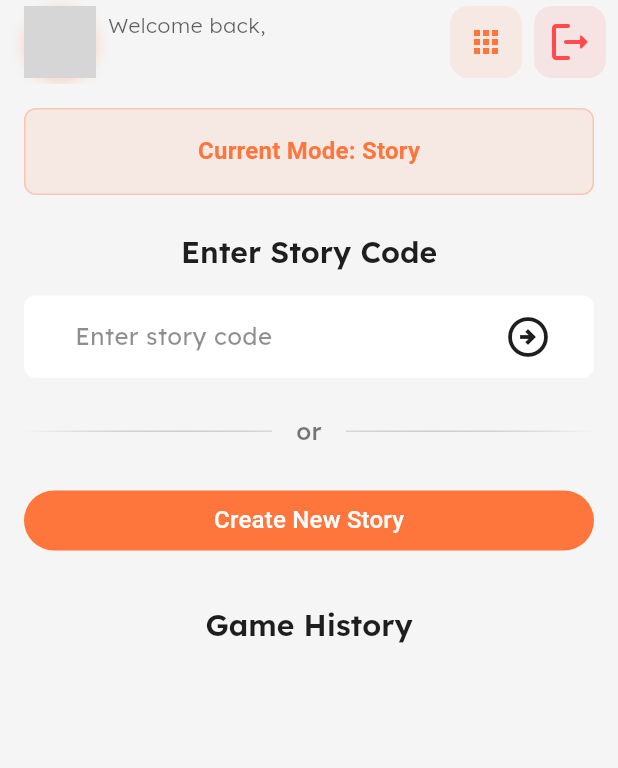
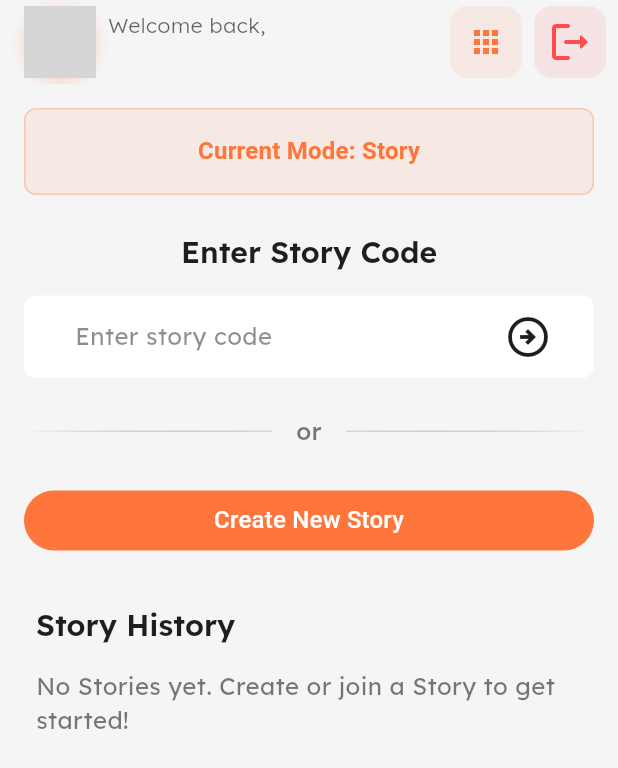
Before and after one commit to trillionclues/chronicle-client, a Flutter app: the HomePage screen opened by its route, on a phone screen of 412 x 824 dp. Shown: the top 768 px of the screen. Run offline on Flutter 3.47's test engine with Material 3 defaults, Android fonts, the phone set to English and light mode, and no system bars; our stand-ins replace dio, equatable, firebase_auth, firebase_core, flutter_bloc, flutter_dotenv and 6 more; accounts and stored records are empty; network calls fail; grey boxes are pictures that could not be loaded.

Commit message:
feat: added fetch event for active and completed games to home bloc

```diff
--- a/lib/features/create_game/presentation/page/create_game_page.dart
+++ b/lib/features/create_game/presentation/page/create_game_page.dart
@@ -28,7 +28,7 @@ class CreateGamePage extends StatefulWidget {
 class _CreateGamePageState extends State<CreateGamePage> {
   String title = "";
   int rounds = 3;
-  int roundDuration = 2;
+  int roundDuration = 3;
   int votingDuration = 2;
   int maximumParticipants = 3;
 
--- a/lib/features/game/presentation/page/game_finished_page.dart
+++ b/lib/features/game/presentation/page/game_finished_page.dart
@@ -65,7 +65,7 @@ class GameFinishedPage extends StatelessWidget {
                 ChronicleSpacing.verticalSM,
                 Center(
                   child: Text(
-                    'Created by ${participants.length} amazing storytellers',
+                    'Created by ${participants.length} amazing storyteller${participants.length > 1 ? 's' : ''}.',
                     style: Theme.of(context).textTheme.bodyMedium?.copyWith(
                           color: AppColors.textColor.withOpacity(0.6),
                         ),
--- a/lib/features/game/presentation/page/game_waiting_page.dart
+++ b/lib/features/game/presentation/page/game_waiting_page.dart
@@ -154,7 +154,7 @@ class GameWaitingPage extends StatelessWidget {
 
         if (!isCreator) return const SizedBox.shrink();
 
-        final canStartGame = gameState.participants.length >= 2;
+        final canStartGame = gameState.participants.length >= 1;
 
         return SizedBox(
           width: double.infinity,
--- a/lib/features/home/domain/repository/home_repository.dart
+++ b/lib/features/home/domain/repository/home_repository.dart
@@ -4,4 +4,7 @@ import 'package:chronicle/features/game/domain/model/game_model.dart';
 
 abstract class HomeRepository {
   Future<Either<Failure, GameModel>> checkGameByCode(String gameCode);
+
+  Future<Either<Failure, List<GameModel>>> getActiveGames();
+  Future<Either<Failure, List<GameModel>>> getCompletedGames();
 }
--- a/lib/features/home/presentation/bloc/game_state.dart
+++ b/lib/features/home/presentation/bloc/game_state.dart
@@ -3,7 +3,9 @@ import 'package:equatable/equatable.dart';
 
 enum HomeStatus {
   initial,
-  loading,
+  loadingJoinGame,
+  loadingActiveGames,
+  loadingCompletedGames,
   success,
   successfullyCheckedGame,
   error,
@@ -13,12 +15,15 @@ class HomeState extends Equatable {
   final HomeStatus status;
   final String? errorMessage;
   final GameModel? gameModel;
+  final List<GameModel> activeGames;
+  final List<GameModel> completedGames;
 
-  const HomeState._({
-    required this.status,
-    this.errorMessage,
-    this.gameModel,
-  });
+  const HomeState._(
+      {required this.status,
+      this.errorMessage,
+      this.gameModel,
+      this.activeGames = const [],
+      this.completedGames = const []});
 
   factory HomeState.initial() {
     return const HomeState._(
@@ -30,11 +35,15 @@ class HomeState extends Equatable {
     HomeStatus? status,
     String? errorMessage,
     GameModel? gameModel,
+    List<GameModel>? activeGames,
+    List<GameModel>? completedGames,
   }) =>
       HomeState._(
         status: status ?? this.status,
         errorMessage: errorMessage ?? this.errorMessage,
         gameModel: gameModel ?? this.gameModel,
+        activeGames: activeGames ?? this.activeGames,
+        completedGames: completedGames ?? this.completedGames,
       );
 
   @override
@@ -42,5 +51,7 @@ class HomeState extends Equatable {
         status,
         errorMessage,
         gameModel,
+        activeGames,
+        completedGames,
       ];
 }
--- a/lib/features/home/presentation/bloc/home_event.dart
+++ b/lib/features/home/presentation/bloc/home_event.dart
@@ -5,3 +5,7 @@ class CheckGameByCodeEvent extends HomeEvent {
 
   CheckGameByCodeEvent({required this.gameCode});
 }
+
+class GetActiveGamesEvent extends HomeEvent {}
+
+class GetCompletedGamesEvent extends HomeEvent {}
--- a/lib/features/home/presentation/page/home_page.dart
+++ b/lib/features/home/presentation/page/home_page.dart
@@ -19,6 +19,7 @@ import 'package:chronicle/features/game/presentation/page/game_page.dart';
 import 'package:chronicle/features/home/presentation/bloc/game_state.dart';
 import 'package:chronicle/features/home/presentation/bloc/home_bloc.dart';
 import 'package:chronicle/features/home/presentation/bloc/home_event.dart';
+import 'package:chronicle/features/home/presentation/widget/game_widget.dart';
 import 'package:flutter/material.dart';
 import 'package:flutter_bloc/flutter_bloc.dart';
 import 'package:go_router/go_router.dart';
@@ -221,7 +222,8 @@ class _HomePageState extends State<HomePage> {
           );
         }
 
-        if (state.status == HomeStatus.loading) {
+        if (state.status == HomeStatus.loadingJoinGame &&
+            state.gameModel == null) {
           showDialog(
             context: context,
             barrierDismissible: false,
@@ -261,8 +263,11 @@ class _HomePageState extends State<HomePage> {
               );
             },
           );
-        } else if (state.status != HomeStatus.initial) {
-          context.pop();
+        } else if (state.status != HomeStatus.successfullyCheckedGame &&
+            state.status != HomeStatus.loadingJoinGame) {
+          if (Navigator.of(context, rootNavigator: true).canPop()) {
+            Navigator.of(context, rootNavigator: true).pop();
+          }
         }
       },
       child: CustomScrollView(
@@ -342,10 +347,12 @@ class _HomePageState extends State<HomePage> {
                         ),
                       ),
                       Padding(
-                        padding: EdgeInsets.symmetric(horizontal: ChronicleSpacing.md),
+                        padding: EdgeInsets.symmetric(
+                            horizontal: ChronicleSpacing.md),
                         child: Text(
                           "or",
-                          style: ChronicleTextStyles.bodyMedium(context).copyWith(
+                          style:
+                              ChronicleTextStyles.bodyMedium(context).copyWith(
                             color: AppColors.textColor.withOpacity(0.6),
                             fontWeight: FontWeight.w500,
                           ),
@@ -362,7 +369,8 @@ class _HomePageState extends State<HomePage> {
                               ],
                             ),
                           ),
-                        ),)
+                        ),
+                      )
                     ],
                   ),
                   ChronicleSpacing.verticalLG,
@@ -374,7 +382,7 @@ class _HomePageState extends State<HomePage> {
                     padding: const EdgeInsets.all(ChronicleSpacing.sm),
                   ),
                   ChronicleSpacing.verticalLG,
-                  _buildGameHistorySection(context),
+                  _buildGameHistorySection(context, currentMode),
                 ],
               ),
             ),
@@ -384,14 +392,74 @@ class _HomePageState extends State<HomePage> {
     );
   }
 
-  Widget  _buildGameHistorySection(context) {
-    return Container(
-      padding: EdgeInsets.all(ChronicleSpacing.sm),
-      child:  Text(
-        "Game History",
-        style: Theme.of(context).textTheme.headlineSmall,
-      ),
-    );
+  Widget _buildGameHistorySection(context, AppMode currentMode) {
+    return BlocBuilder<HomeBloc, HomeState>(builder: (context, state) {
+      if ((state.status == HomeStatus.loadingCompletedGames &&
+              state.activeGames.isEmpty) ||
+          (state.status == HomeStatus.loadingActiveGames &&
+              state.completedGames.isEmpty)) {
+        return Center(
+          child: CircularProgressIndicator(
+            color: AppColors.primary,
+          ),
+        );
+      }
+
+      if (state.status == HomeStatus.error &&
+          state.activeGames.isEmpty &&
+          state.completedGames.isEmpty) {
+        return Center(
+          child: Text(
+            state.errorMessage ?? "Failed to load ${currentMode.displayName}s",
+            style: ChronicleTextStyles.bodyMedium(context).copyWith(
+              color: AppColors.errorColor,
+            ),
+          ),
+        );
+      }
+
+      return Container(
+        padding: EdgeInsets.all(ChronicleSpacing.sm),
+        child: Column(
+          crossAxisAlignment: CrossAxisAlignment.start,
+          children: [
+            Text(
+              "${currentMode.displayName} History",
+              style: Theme.of(context).textTheme.headlineSmall,
+            ),
+            ChronicleSpacing.verticalMD,
+            if (state.activeGames.isNotEmpty) ...[
+              Text(
+                "Active ${currentMode.displayName == "Story" ? "Stories" : "${currentMode.displayName}s"}",
+                style: Theme.of(context).textTheme.titleMedium?.copyWith(
+                      fontWeight: FontWeight.bold,
+                    ),
+              ),
+              ChronicleSpacing.verticalSM,
+              ...state.activeGames.map((game) => GameWidget(gameModel: game))
+            ],
+            if (state.completedGames.isNotEmpty) ...[
+              ChronicleSpacing.verticalLG,
+              Text(
+                "Completed ${currentMode.displayName == "Story" ? "Stories" : "${currentMode.displayName}s"}",
+                style: Theme.of(context).textTheme.titleMedium?.copyWith(
+                      fontWeight: FontWeight.bold,
+                    ),
+              ),
+              ChronicleSpacing.verticalSM,
+              ...state.completedGames.map((game) => GameWidget(gameModel: game))
+            ],
+            if (state.activeGames.isEmpty && state.completedGames.isEmpty)
+              Text(
+                "No ${currentMode.displayName == "Story" ? "Stories" : "${currentMode.displayName}s"} yet. Create or join a ${currentMode.displayName} to get started!",
+                style: ChronicleTextStyles.bodyMedium(context).copyWith(
+                  color: AppColors.textColor.withOpacity(0.6),
+                ),
+              )
+          ],
+        ),
+      );
+    });
   }
 
   void onLogoutPressed(BuildContext context) {
@@ -444,6 +512,7 @@ class _HomePageState extends State<HomePage> {
       );
       return;
     }
+    controller.clear();
     context.read<HomeBloc>().add(CheckGameByCodeEvent(gameCode: gameCode));
   }
 }
```
Also changed, not shown: lib/features/game/presentation/page/voting_results_page.dart (+8 -2 lines), lib/features/home/data/datasource/home_remote_datasource.dart (+10 -0 lines), lib/features/home/data/datasource/repository/home_repository_impl.dart (+20 -1 lines), lib/features/home/presentation/bloc/home_bloc.dart (+47 -2 lines), lib/features/home/presentation/widget/game_widget.dart (added, +98 -0 lines), lib/main.dart (+9 -0 lines).
